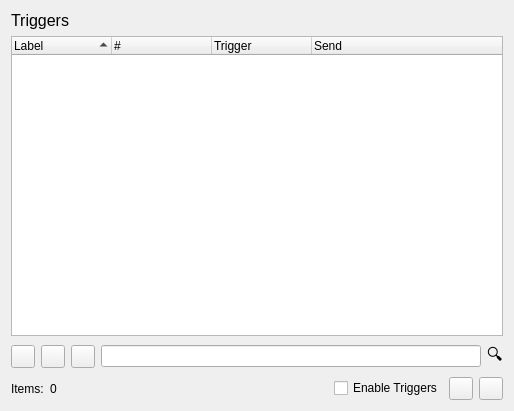
Above: smushclient-qt/cpp/ui/prefs/triggers.ui from jnbooth/smushclient before the change. Below: the same form after it.
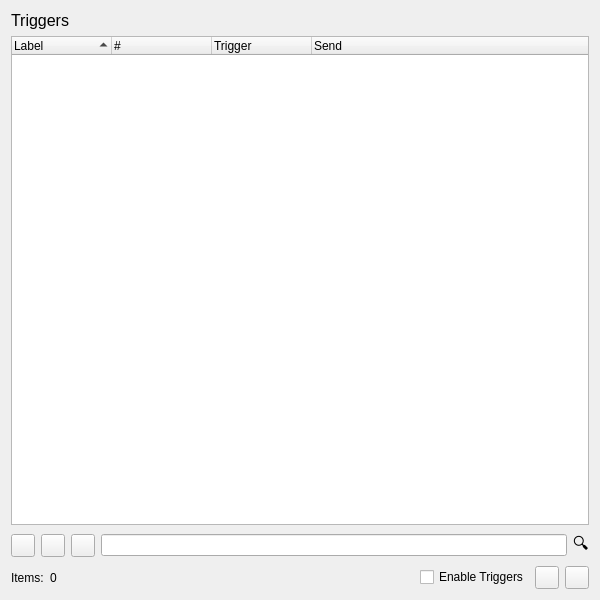
That is the form after the change. Icons and pictures are not drawn.

The edit to the form file:
```diff
--- a/smushclient-qt/cpp/ui/prefs/triggers.ui
+++ b/smushclient-qt/cpp/ui/prefs/triggers.ui
@@ -6,8 +6,8 @@
    <rect>
     <x>0</x>
     <y>0</y>
-    <width>514</width>
-    <height>411</height>
+    <width>600</width>
+    <height>600</height>
    </rect>
   </property>
   <property name="windowTitle">
```
Left out of the diff: 1 changed line with no effect on the pictures.
